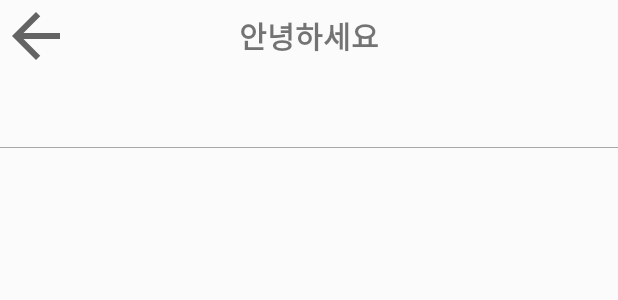
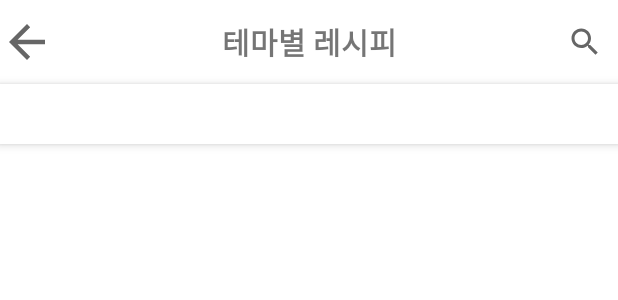
Before and after one commit to whathe-downtown/recipekorea, an Android app: the layout activity_recipe.xml on its own in the app's theme, with its tools: preview values and no code run, on a phone screen of 412 x 824 dp. Shown: the top 300 px of the screen. Run offline under Robolectric (Android 15) with nearby library versions, the light colour scheme and no system bars.

Commit message:
recipe App
add -text

```diff
--- a/app/src/main/AndroidManifest.xml
+++ b/app/src/main/AndroidManifest.xml
@@ -14,19 +14,19 @@
         <activity
             android:name=".screen.main.RecipeActivity"
             android:exported="true">
+
+        </activity>
+
+        <activity
+            android:name=".screen.main.MainActivity"
+            android:exported="true"
+            android:screenOrientation="portrait">
             <intent-filter>
                 <action android:name="android.intent.action.MAIN" />
 
                 <category android:name="android.intent.category.LAUNCHER" />
             </intent-filter>
         </activity>
-
-        <activity
-            android:name=".screen.main.MainActivity"
-            android:exported="true"
-            android:screenOrientation="portrait">
-
-        </activity>
     </application>
 
 </manifest>
--- a/app/src/main/java/com/recipekorea/screen/main/MainActivity.kt
+++ b/app/src/main/java/com/recipekorea/screen/main/MainActivity.kt
@@ -31,7 +31,7 @@ class MainActivity : AppCompatActivity() {
         navController.addOnDestinationChangedListener { _, destination, _ ->
             when (destination.id) {
                 R.id.homeFragment -> binding.myBottomNav.visibility = View.VISIBLE
-                R.id.recipeFragment -> binding.myBottomNav.visibility = View.VISIBLE
+                R.id.searchFragment -> binding.myBottomNav.visibility = View.VISIBLE
                 R.id.mypageFragment -> binding.myBottomNav.visibility = View.VISIBLE
                 else -> binding.myBottomNav.visibility = View.GONE
             }
--- a/app/src/main/java/com/recipekorea/screen/main/RecipeActivity.kt
+++ b/app/src/main/java/com/recipekorea/screen/main/RecipeActivity.kt
@@ -5,6 +5,7 @@ import android.os.Bundle
 import androidx.appcompat.app.AppCompatActivity
 import androidx.databinding.DataBindingUtil
 import androidx.viewpager2.widget.ViewPager2
+import com.google.android.material.tabs.TabLayoutMediator
 import com.recipekorea.R
 import com.recipekorea.data.notice.DataPage
 import com.recipekorea.databinding.ActivityRecipeBinding
@@ -32,9 +33,14 @@ class RecipeActivity : AppCompatActivity() {
             }
         }
 
-        binding.viewPager.adapter = MenuViewPagerAdapter(list)
-        binding.viewPager.orientation =ViewPager2.ORIENTATION_HORIZONTAL
+        binding.viewpager.adapter = MenuViewPagerAdapter(list)
+        binding.viewpager.orientation =ViewPager2.ORIENTATION_HORIZONTAL
+//        TabLayoutMediator(binding.tabLayout, binding.viewPager){tab ,position ->
+//            tab.text  = "Title $position"
+//        }.attach()
     }
 
 
+
+
 }
--- a/app/src/main/java/com/recipekorea/screen/main/recipe/RecipeFragment.kt
+++ /dev/null
@@ -1,26 +0,0 @@
-package com.recipekorea.screen.main.recipe
-
-import android.os.Bundle
-import android.view.*
-import androidx.appcompat.app.AppCompatActivity
-import androidx.fragment.app.Fragment
-import com.recipekorea.R
-import com.recipekorea.databinding.FragmentFirstScreenBinding
-import com.recipekorea.databinding.FragmentRecipeBinding
-import com.recipekorea.screen.main.base.BaseFragment
-
-class RecipeFragment : BaseFragment<FragmentRecipeBinding>(FragmentRecipeBinding::inflate){
-
-
-
-    override fun onViewCreated(view: View, savedInstanceState: Bundle?) {
-        super.onViewCreated(view, savedInstanceState)
-
-    }
-
-
-
-
-
-
-}
--- /dev/null
+++ b/app/src/main/java/com/recipekorea/screen/main/search/SearchFragment.kt
@@ -0,0 +1,22 @@
+package com.recipekorea.screen.main.search
+
+import android.os.Bundle
+import android.view.*
+import com.recipekorea.databinding.FragmentSearchBinding
+import com.recipekorea.screen.main.base.BaseFragment
+
+class SearchFragment : BaseFragment<FragmentSearchBinding>(FragmentSearchBinding::inflate){
+
+
+
+    override fun onViewCreated(view: View, savedInstanceState: Bundle?) {
+        super.onViewCreated(view, savedInstanceState)
+
+    }
+
+
+
+
+
+
+}
--- /dev/null
+++ b/app/src/main/res/drawable/ic_baseline_arrow_back_24.xml
@@ -0,0 +1,11 @@
+<vector xmlns:android="http://schemas.android.com/apk/res/android"
+    android:width="36dp"
+    android:height="36dp"
+    android:viewportWidth="24"
+    android:viewportHeight="24"
+    android:tint="?attr/colorControlNormal"
+    android:autoMirrored="true">
+  <path
+      android:fillColor="@android:color/white"
+      android:pathData="M20,11H7.83l5.59,-5.59L12,4l-8,8 8,8 1.41,-1.41L7.83,13H20v-2z"/>
+</vector>
--- a/app/src/main/res/layout/activity_recipe.xml
+++ b/app/src/main/res/layout/activity_recipe.xml
@@ -10,59 +10,89 @@
     <androidx.constraintlayout.widget.ConstraintLayout
         android:layout_width="match_parent"
         android:layout_height="match_parent"
-    android:background="#FBFBFB">
+        tools:context=".screen.main.RecipeActivity">
+    <com.google.android.material.appbar.AppBarLayout
+        android:id="@+id/toolbarAppbar"
+        android:layout_width="match_parent"
+        android:layout_height="wrap_content"
+        app:layout_constraintStart_toStartOf="parent"
+        app:layout_constraintEnd_toEndOf="parent"
+        app:layout_constraintTop_toBottomOf="parent"
+        android:elevation="0dp">
+
+    </com.google.android.material.appbar.AppBarLayout>
+    <androidx.appcompat.widget.Toolbar
+        android:id="@+id/toolbar"
+        style="?attr/toolbarStyle"
+        android:layout_width="match_parent"
+        android:layout_height="wrap_content"
+        app:elevation="0dp"
+        android:fitsSystemWindows="false"
+        app:layout_constraintStart_toStartOf="parent"
+        app:layout_constraintEnd_toEndOf="parent"
+        app:layout_constraintTop_toTopOf="parent"
+        app:contentInsetStart="0dp"
+
+        app:contentInsetEnd="0dp">
 
         <ImageView
             android:id="@+id/backBtn"
+
             android:layout_width="wrap_content"
             android:layout_height="wrap_content"
-        android:src="@drawable/ic_baseline_arrow_back_48"
-        app:layout_constraintStart_toStartOf="parent"
-        app:layout_constraintTop_toTopOf="parent" />
+            android:src="@drawable/ic_baseline_arrow_back_24"/>
+        <TextView
+            android:text="테마별 레시피"
+            android:textStyle="bold"
+            android:textSize="20sp"
+            android:layout_gravity="center_horizontal"
+            android:layout_width="wrap_content"
 
-    <TextView
-        android:id="@+id/recipeTitle"
+            android:layout_height="wrap_content"/>
+
+        <ImageView
+            android:src="@drawable/ic_baseline_search_24"
             android:layout_width="wrap_content"
-        android:layout_height="48dp"
-        android:gravity="center_vertical"
-        android:textSize="20sp"
-        android:textStyle="bold"
+            android:layout_height="wrap_content"
+            android:layout_gravity="right"
+            android:layout_marginRight="10dp"
+            />
+    </androidx.appcompat.widget.Toolbar>
+    <com.google.android.material.appbar.AppBarLayout
+        android:id="@+id/appbarlayout"
+        android:layout_width="0dp"
+        android:layout_height="wrap_content"
+        android:theme="@style/Theme.AppCompat.Light.DarkActionBar"
         app:layout_constraintEnd_toEndOf="parent"
         app:layout_constraintStart_toStartOf="parent"
-        app:layout_constraintTop_toTopOf="parent"
-        tools:text="안녕하세요" />
+        app:layout_constraintTop_toBottomOf="@id/toolbar"
+        >
 
-    <TableLayout
-        android:id="@+id/tabLayout"
-        android:layout_width="0dp"
+        <com.google.android.material.tabs.TabLayout
+            android:id="@+id/tabs"
+            android:layout_width="match_parent"
             android:layout_height="40dp"
-        android:layout_marginTop="10dp"
-        app:layout_constraintEnd_toEndOf="parent"
-        app:layout_constraintStart_toStartOf="parent"
-        app:layout_constraintTop_toBottomOf="@id/recipeTitle"
+            android:background="@color/white"
             app:tabGravity="fill"
             app:tabIndicatorFullWidth="false"
             app:tabMaxWidth="0dp"
-        app:tabMode="auto" />
-    <View
-        android:layout_width="0dp"
-        android:layout_height="0.5dp"
-        android:background="@color/gray_168"
-        app:layout_constraintStart_toStartOf="parent"
-        app:layout_constraintEnd_toEndOf="parent"
-        app:layout_constraintTop_toBottomOf="@id/tabLayout"/>
+            app:tabMode="auto"
+            app:tabIndicatorColor="@color/design_default_color_primary"
+            app:tabRippleColor="@color/design_default_color_primary"
+            app:tabSelectedTextColor="@color/design_default_color_primary"
+            app:tabTextColor="@color/black" />
 
+    </com.google.android.material.appbar.AppBarLayout>
     <androidx.viewpager2.widget.ViewPager2
-        android:id="@+id/viewPager"
+        android:id="@+id/viewpager"
         android:layout_width="0dp"
         android:layout_height="0dp"
+        android:orientation="horizontal"
         app:layout_constraintBottom_toBottomOf="parent"
         app:layout_constraintEnd_toEndOf="parent"
         app:layout_constraintStart_toStartOf="parent"
-        app:layout_constraintTop_toBottomOf="@id/tabLayout" />
-
-
-
+        app:layout_constraintTop_toBottomOf="@id/appbarlayout" />
 
     </androidx.constraintlayout.widget.ConstraintLayout>
+
 </layout>
--- a/app/src/main/res/layout/fragment_recipe.xml
+++ b/app/src/main/res/layout/fragment_search.xml
@@ -5,8 +5,8 @@
     xmlns:tools="http://schemas.android.com/tools"
     xmlns:app="http://schemas.android.com/apk/res-auto"
     android:background="#BDB9B9"
-    android:id="@+id/recipeFragment"
-    tools:context="com.recipekorea.screen.main.recipe.RecipeFragment">
+    android:id="@+id/searchFragment"
+    tools:context="com.recipekorea.screen.main.search.SearchFragment">
 
 
     <ImageView
--- a/app/src/main/res/menu/bottom_nav_menu.xml
+++ b/app/src/main/res/menu/bottom_nav_menu.xml
@@ -7,8 +7,8 @@
         android:icon="@drawable/ic_home"/>
 
     <item
-        android:id="@+id/recipeFragment"
-        android:title="레시피"
+        android:id="@+id/searchFragment"
+        android:title="검색"
         android:icon="@drawable/ic_recipe"/>
     <item
         android:id="@+id/mypageFragment"
--- a/app/src/main/res/navigation/nav_graph.xml
+++ b/app/src/main/res/navigation/nav_graph.xml
@@ -12,19 +12,7 @@
         tools:layout="@layout/fragment_home" >
 
     </fragment>
-    <fragment
-        android:id="@+id/recipeFragment"
-        android:name="com.recipekorea.screen.main.recipe.RecipeFragment"
-        android:label="fragment_recipe"
-        tools:layout="@layout/fragment_recipe">
 
-    </fragment>
-
-    <fragment
-        android:id="@+id/mypageFragment"
-        android:name="com.recipekorea.screen.main.mypage.MypageFragment"
-        android:label="fragment_mypage"
-        tools:layout="@layout/fragment_mypage" />
     <fragment
         android:id="@+id/splashFragment"
         android:name="com.recipekorea.screen.main.splash.SplashFragment"
@@ -46,4 +34,14 @@
             android:id="@+id/action_viewPagerFragment_to_homeFragment"
             app:destination="@id/homeFragment" />
     </fragment>
+    <fragment
+        android:id="@+id/searchFragment"
+        android:name="com.recipekorea.screen.main.search.SearchFragment"
+        android:label="fragment_search"
+        tools:layout="@layout/fragment_search" />
+    <fragment
+        android:id="@+id/mypageFragment"
+        android:name="com.recipekorea.screen.main.mypage.MypageFragment"
+        android:label="fragment_mypage"
+        tools:layout="@layout/fragment_mypage" />
 </navigation>
```
Lines whose indentation alone changed are shown as unchanged.
